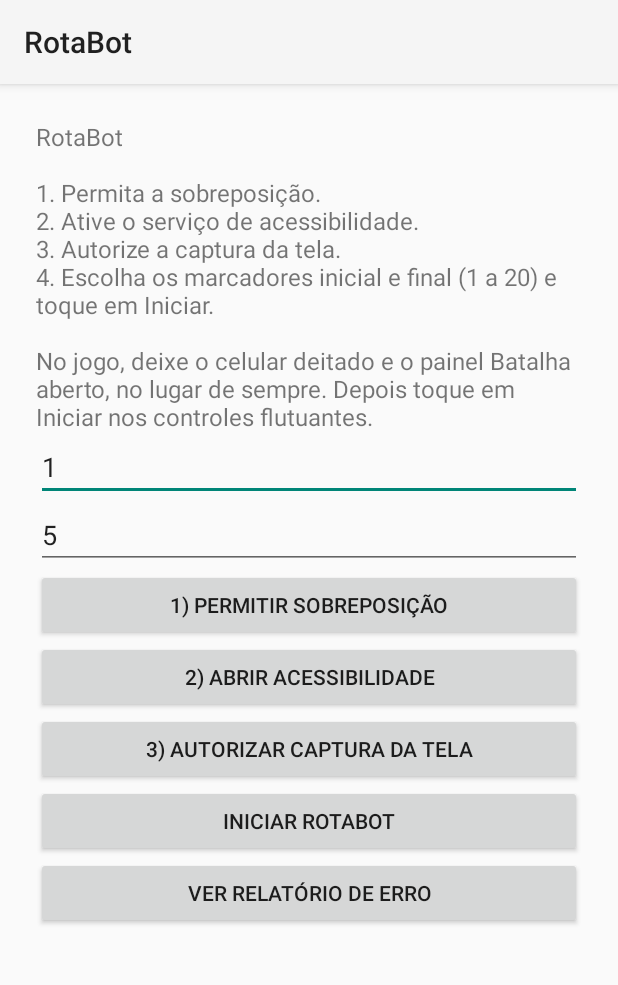
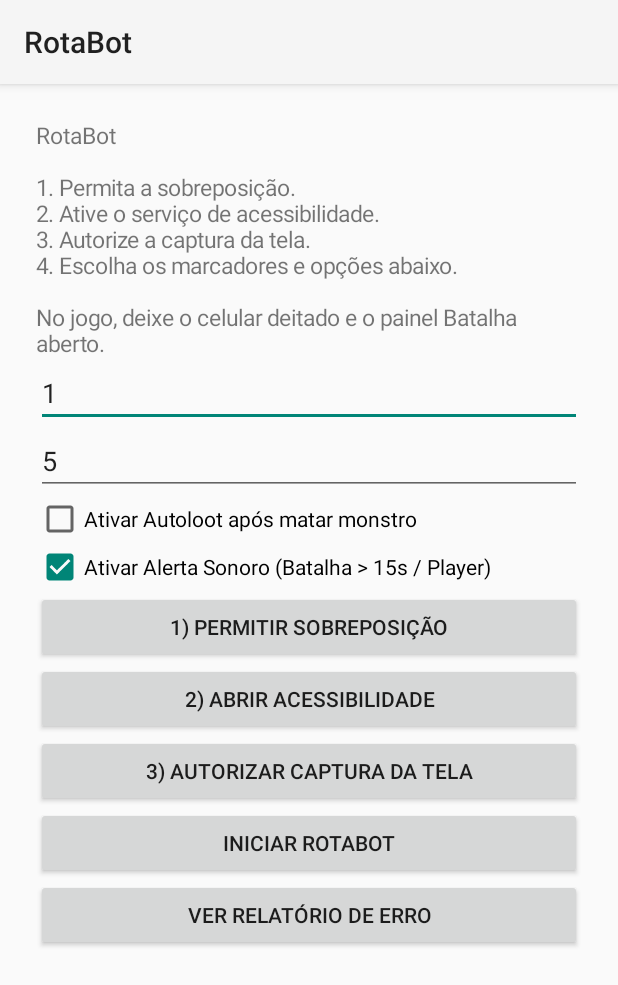
Before and after one commit to bruno2901a-sketch/cavebot, an Android app: the screen it shows after launch (MainActivity), on a phone screen of 412 x 824 dp. Shown: the top 985 px of the screen. Run offline under Robolectric (Android 15) with nearby library versions, the phone set to English and light mode, and no system bars.

Commit message:
Add checkboxes for Loot and Alert options

```diff
--- a/app/src/main/java/com/rotabot/MainActivity.kt
+++ b/app/src/main/java/com/rotabot/MainActivity.kt
@@ -11,6 +11,7 @@ import android.os.Build
 import android.os.Bundle
 import android.provider.Settings
 import android.widget.Button
+import android.widget.CheckBox
 import android.widget.EditText
 import android.widget.LinearLayout
 import android.widget.TextView
@@ -24,7 +25,6 @@ class MainActivity : Activity() {
     override fun onCreate(savedInstanceState: Bundle?) {
         super.onCreate(savedInstanceState)
         RelatorioErro.instalar(this)
-        // Ao girar o celular a tela é recriada: guarda a autorização de captura.
         if (savedInstanceState != null) {
             resultadoCaptura = savedInstanceState.getInt("resultado", 0)
             dadosCaptura = savedInstanceState.getParcelable<Intent>("dados")
@@ -35,8 +35,8 @@ class MainActivity : Activity() {
             setPadding(36, 36, 36, 36)
         }
         val titulo = TextView(this).apply {
-            text = "RotaBot\n\n1. Permita a sobreposição.\n2. Ative o serviço de acessibilidade.\n3. Autorize a captura da tela.\n4. Escolha os marcadores inicial e final (1 a 20) e toque em Iniciar.\n\nNo jogo, deixe o celular deitado e o painel Batalha aberto, no lugar de sempre. Depois toque em Iniciar nos controles flutuantes."
-            textSize = 16f
+            text = "RotaBot\n\n1. Permita a sobreposição.\n2. Ative o serviço de acessibilidade.\n3. Autorize a captura da tela.\n4. Escolha os marcadores e opções abaixo.\n\nNo jogo, deixe o celular deitado e o painel Batalha aberto."
+            textSize = 15f
         }
         val inicio = EditText(this).apply {
             hint = "Marcador inicial (1 a 20)"
@@ -48,6 +48,19 @@ class MainActivity : Activity() {
             setText("5")
             inputType = android.text.InputType.TYPE_CLASS_NUMBER
         }
+
+        // Checkbox para Ativar/Desativar Loot
+        val checkLoot = CheckBox(this).apply {
+            text = "Ativar Autoloot após matar monstro"
+            isChecked = false
+        }
+
+        // Checkbox para Ativar/Desativar Alerta de Player (> 15s em luta)
+        val checkAlerta = CheckBox(this).apply {
+            text = "Ativar Alerta Sonoro (Batalha > 15s / Player)"
+            isChecked = true
+        }
+
         val sobreposicao = Button(this).apply {
             text = "1) Permitir sobreposição"
             setOnClickListener {
@@ -73,7 +86,7 @@ class MainActivity : Activity() {
                 val a = inicio.text.toString().toIntOrNull()
                 val b = fim.text.toString().toIntOrNull()
                 if (a == null || b == null || a !in 1..20 || b !in 1..20 || a > b) {
-                    Toast.makeText(this@MainActivity, "Escolha marcadores entre 1 e 20. O inicial deve ser menor ou igual ao final.", Toast.LENGTH_LONG).show()
+                    Toast.makeText(this@MainActivity, "Escolha marcadores entre 1 e 20 válidos.", Toast.LENGTH_LONG).show()
                     return@setOnClickListener
                 }
                 if (!Settings.canDrawOverlays(this@MainActivity)) {
@@ -95,17 +108,24 @@ class MainActivity : Activity() {
                     .putExtra(BotService.EXTRA_FIM, b)
                     .putExtra(BotService.EXTRA_RESULTADO, resultadoCaptura)
                     .putExtra(BotService.EXTRA_DADOS, dados)
+                    .putExtra(BotService.EXTRA_USA_LOOT, checkLoot.isChecked)
+                    .putExtra(BotService.EXTRA_USA_ALERTA, checkAlerta.isChecked)
+
                 if (Build.VERSION.SDK_INT >= 26) startForegroundService(serviceIntent) else startService(serviceIntent)
                 finish()
             }
         }
+
         tela.addView(titulo)
         tela.addView(inicio)
         tela.addView(fim)
+        tela.addView(checkLoot)
+        tela.addView(checkAlerta)
         tela.addView(sobreposicao)
         tela.addView(acessibilidade)
         tela.addView(captura)
         tela.addView(iniciar)
+
         val relatorio = Button(this).apply {
             text = "Ver relatório de erro"
             setOnClickListener {
@@ -127,7 +147,7 @@ class MainActivity : Activity() {
                         .setPositiveButton("Copiar tudo") { _, _ ->
                             val clipboard = getSystemService(CLIPBOARD_SERVICE) as ClipboardManager
                             clipboard.setPrimaryClip(ClipData.newPlainText("Relatório RotaBot", campo.text.toString()))
-                            Toast.makeText(this@MainActivity, "Relatório copiado. Cole no chat.", Toast.LENGTH_LONG).show()
+                            Toast.makeText(this@MainActivity, "Relatório copiado.", Toast.LENGTH_LONG).show()
                         }
                         .setNeutralButton("Limpar relatório") { _, _ -> RelatorioErro.limpar(this@MainActivity) }
                         .setNegativeButton("Fechar", null)
@@ -152,7 +172,7 @@ class MainActivity : Activity() {
             if (resultCode == RESULT_OK && data != null) {
                 resultadoCaptura = resultCode
                 dadosCaptura = data
-                Toast.makeText(this, "Captura autorizada. Agora toque em Iniciar.", Toast.LENGTH_SHORT).show()
+                Toast.makeText(this, "Captura autorizada. Toque em Iniciar.", Toast.LENGTH_SHORT).show()
             } else {
                 dadosCaptura = null
                 Toast.makeText(this, "A captura é necessária para usar a rota.", Toast.LENGTH_LONG).show()
```
